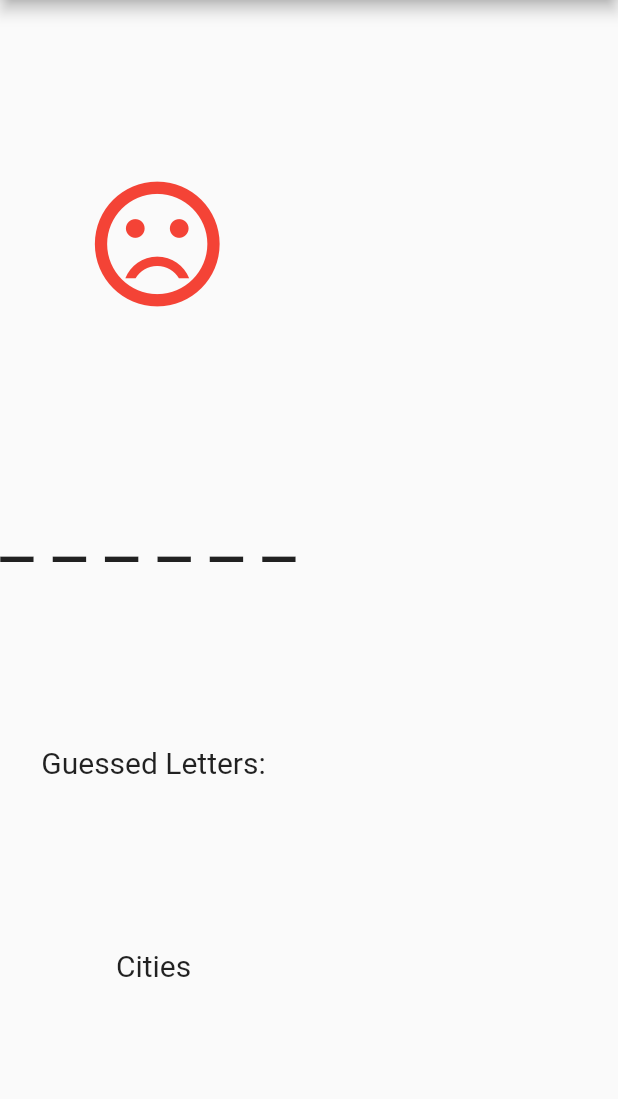
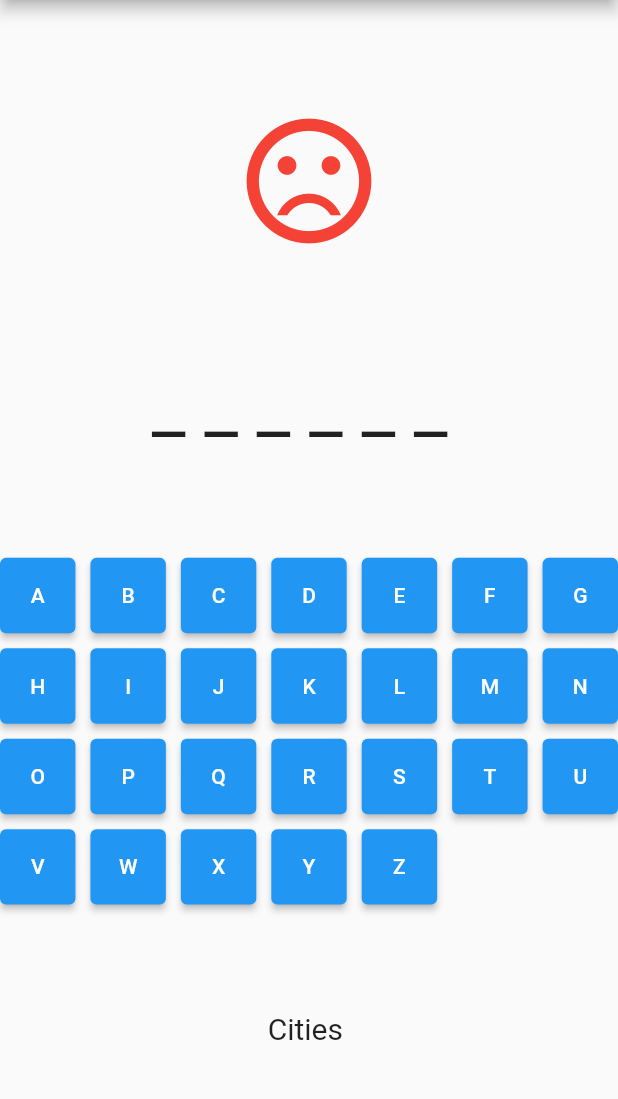
Before and after one commit to A5992/Hangman, a Flutter app: the HangmanGame screen opened directly, on a phone screen of 412 x 824 dp, the part 84-1183 px from its top. Run offline on Flutter 3.47's test engine with Material 2 defaults, Android fonts, the phone set to English and light mode, and no system bars.

Commit message:
myndir og sortering

```diff
--- a/hangman/lib/main.dart
+++ b/hangman/lib/main.dart
@@ -11,7 +11,7 @@ class MainMenu extends StatefulWidget {
   const MainMenu({Key? key}) : super(key: key);
 
   @override
-  _MainMenuState createState() => _MainMenuState();
+  State<MainMenu> createState() => _MainMenuState();
 }
 
 class _MainMenuState extends State<MainMenu> {
--- a/hangman/lib/mechanics/hangman_game.dart
+++ b/hangman/lib/mechanics/hangman_game.dart
@@ -1,22 +1,54 @@
 import 'package:flutter/material.dart';
 import 'package:hangman/mechanics/hangman_words.dart';
+import 'package:hangman/mechanics/on_screen_keyboard.dart';
+import 'package:hangman/mechanics/status_image.dart';
+import 'package:hangman/mechanics/underscores.dart';
+import 'package:hangman/mechanics/hint_category.dart';
 
 class HangmanGame extends StatefulWidget {
   const HangmanGame({Key? key}) : super(key: key);
 
   @override
-  _HangmanGameState createState() => _HangmanGameState();
+  State<HangmanGame> createState() => _HangmanGameState();
 }
 
 class _HangmanGameState extends State<HangmanGame> {
-  late WordCategory _wordCategory;
-  late String _underscores;
+  late String _word;
+  late String _category;
+  late List<String> _displayedWord;
+  final Set<String> _guessedLetters = {};
+  String get _displayedWordWithUnderscores =>
+      _displayedWord.map((c) => c == '_' ? '_ ' : '$c ').join();
 
   @override
   void initState() {
     super.initState();
-    _wordCategory = getRandomWord();
-    _underscores = '_ ' * _wordCategory.word.length;
+    final wordAndCategory = _randomWordAndCategory();
+    _word = wordAndCategory.word;
+    _category = wordAndCategory.category;
+    _displayedWord = List.generate(_word.length, (_) => '_');
+  }
+
+  WordAndCategory _randomWordAndCategory() {
+    return WordAndCategory(
+      word: 'Berlin',
+      category: 'Cities',
+    );
+  }
+
+  void _guessLetter(String letter) {
+    setState(() {
+      _guessedLetters.add(letter);
+    });
+    if (_word.contains(letter)) {
+      for (int i = 0; i < _word.length; i++) {
+        if (_word[i] == letter) {
+          setState(() {
+            _displayedWord[i] = letter;
+          });
+        }
+      }
+    }
   }
 
   @override
@@ -31,63 +63,22 @@ class _HangmanGameState extends State<HangmanGame> {
         children: [
           const StatusImage(),
           Text(
-              _underscores,
+            _displayedWordWithUnderscores,
             style: const TextStyle(fontSize: 50),
           ),
-            const GuessedLetters(),
-            HintCategory(category: _wordCategory.category),
+          OnScreenKeyboard(
+            onLetterPressed: _guessLetter,
+          ),
+          HintCategory(category: _category),
         ],
-        ));
-  }
-}
-
-class StatusImage extends StatelessWidget {
-  const StatusImage({Key? key}) : super(key: key);
-
-  @override
-  Widget build(BuildContext context) {
-    return const Icon(
-      Icons.sentiment_very_dissatisfied,
-      size: 100,
-      color: Colors.red,
+      ),
     );
   }
 }
 
-class Underscores extends StatelessWidget {
-  const Underscores({Key? key}) : super(key: key);
-
-  @override
-  Widget build(BuildContext context) {
-    return const Text(
-      '_ _ _ _',
-      style: TextStyle(fontSize: 50),
-    );
-  }
-}
-
-class GuessedLetters extends StatelessWidget {
-  const GuessedLetters({Key? key}) : super(key: key);
-
-  @override
-  Widget build(BuildContext context) {
-    return const Text(
-      'Guessed Letters: ',
-      style: TextStyle(fontSize: 20),
-    );
-  }
-}
-
-class HintCategory extends StatelessWidget {
+class WordAndCategory {
+  final String word;
   final String category;
 
-  const HintCategory({Key? key, required this.category}) : super(key: key);
-
-  @override
-  Widget build(BuildContext context) {
-    return Text(
-      '$category ',
-      style: const TextStyle(fontSize: 20),
-    );
+  WordAndCategory({required this.word, required this.category});
 }
-}
--- /dev/null
+++ b/hangman/lib/mechanics/hint_category.dart
@@ -0,0 +1,15 @@
+import 'package:flutter/material.dart';
+
+class HintCategory extends StatelessWidget {
+  final String category;
+
+  const HintCategory({Key? key, required this.category}) : super(key: key);
+
+  @override
+  Widget build(BuildContext context) {
+    return Text(
+      '$category ',
+      style: const TextStyle(fontSize: 20),
+    );
+  }
+}
--- /dev/null
+++ b/hangman/lib/mechanics/on_screen_keyboard.dart
@@ -0,0 +1,47 @@
+import 'package:flutter/material.dart';
+
+class OnScreenKeyboard extends StatefulWidget {
+  final Function(String) onLetterPressed;
+
+  const OnScreenKeyboard({Key? key, required this.onLetterPressed})
+      : super(key: key);
+
+  @override
+  State<OnScreenKeyboard> createState() => _OnScreenKeyboardState();
+}
+
+class _OnScreenKeyboardState extends State<OnScreenKeyboard> {
+  final Set<String> _guessedLetters = {};
+
+  @override
+  Widget build(BuildContext context) {
+    return GridView.builder(
+      shrinkWrap: true,
+      itemCount: 26,
+      gridDelegate: const SliverGridDelegateWithFixedCrossAxisCount(
+        crossAxisCount: 7,
+        crossAxisSpacing: 10,
+        mainAxisSpacing: 10,
+      ),
+      itemBuilder: (context, int index) {
+        String letter = String.fromCharCode(index + 65);
+        bool alreadyPressed = _guessedLetters.contains(letter);
+
+        return ElevatedButton(
+          onPressed: alreadyPressed
+              ? null
+              : () {
+                  setState(() {
+                    _guessedLetters.add(letter);
+                  });
+                  widget.onLetterPressed(letter);
+                },
+          style: ElevatedButton.styleFrom(
+            backgroundColor: alreadyPressed ? Colors.grey : Colors.blue,
+          ),
+          child: Text(letter),
+        );
+      },
+    );
+  }
+}
--- /dev/null
+++ b/hangman/lib/mechanics/status_image.dart
@@ -0,0 +1,16 @@
+
+
+import 'package:flutter/material.dart';
+
+class StatusImage extends StatelessWidget {
+  const StatusImage({Key? key}) : super(key: key);
+
+  @override
+  Widget build(BuildContext context) {
+    return const Icon(
+      Icons.sentiment_very_dissatisfied,
+      size: 100,
+      color: Colors.red,
+    );
+  }
+}
--- /dev/null
+++ b/hangman/lib/mechanics/underscores.dart
@@ -0,0 +1,13 @@
+import 'package:flutter/material.dart';
+
+class Underscores extends StatelessWidget {
+  const Underscores({Key? key}) : super(key: key);
+
+  @override
+  Widget build(BuildContext context) {
+    return const Text(
+      '_ _ _ _',
+      style: TextStyle(fontSize: 50),
+    );
+  }
+}
```
Also changed, not shown: hangman/assets/Hangman_0.png (added), hangman/assets/Hangman_1.png (added), hangman/assets/Hangman_2.png (added), hangman/assets/Hangman_3.png (added), hangman/assets/Hangman_4.png (added), hangman/assets/Hangman_5.png (added), hangman/assets/Hangman_6.png (added). Lines whose indentation alone changed are shown as unchanged.
